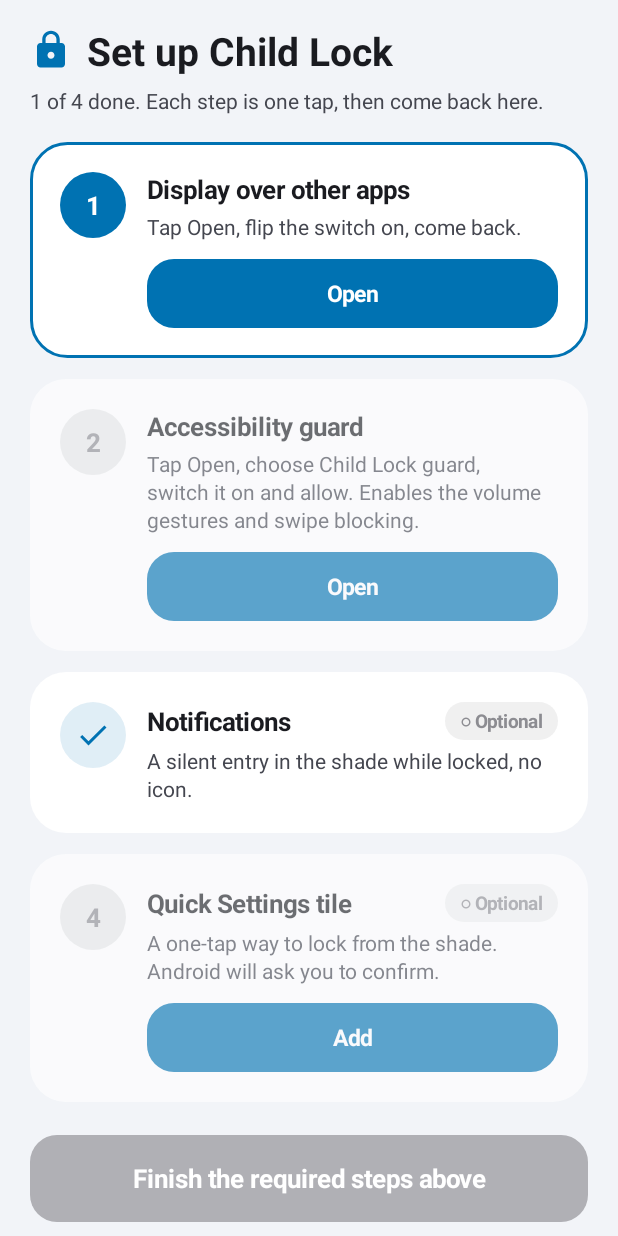
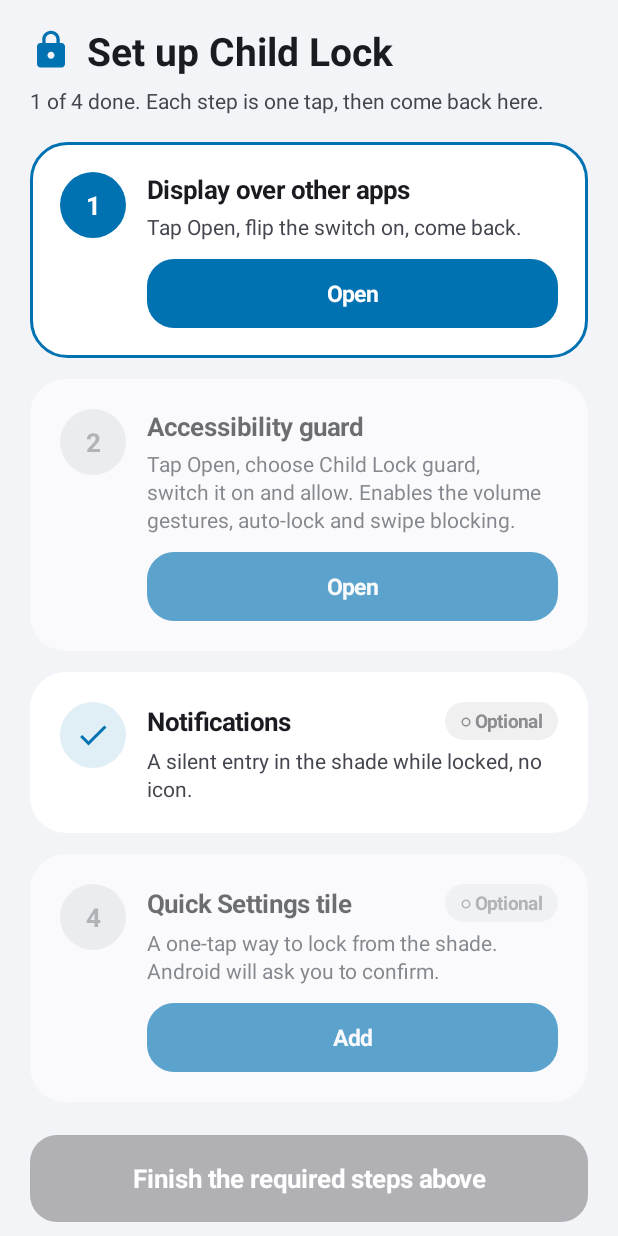
Before and after one commit to gbhall99/Child-lock, an Android app: the screen it shows after launch (SetupActivity), on a phone screen of 412 x 824 dp. Run offline under Robolectric (Android 15) with nearby library versions, the phone set to English and light mode, and no system bars.

Commit message:
Auto-lock on chosen apps; generic wording for videos, games and calls
- Auto-lock: apps picked in a searchable list arm the lock when they
  come to the front, after a countdown (3-60 s, default 15). Switching
  away or pressing the volume pattern cancels; no re-arm for the app
  just unlocked from until it has left the front. Decision logic is a
  pure function in GuardPolicy with tests; the guard now considers every
  foreground package except itself, SystemUI and keyboards, so a home
  screen without a launcher activity still counts.
- Volume pattern during any countdown cancels it; a banner shows the
  countdown.
- All user-facing text no longer assumes a video call.
- 141 tests.

Co-Authored-By: Claude Fable 5.1 <noreply@anthropic.com>
Claude-Session: https://claude.ai/code/session_0188NW8BsZ8joUkLttEvMeU2

```diff
--- a/app/src/main/AndroidManifest.xml
+++ b/app/src/main/AndroidManifest.xml
@@ -38,6 +38,11 @@
             android:exported="false"
             android:label="@string/setup_title" />
 
+        <activity
+            android:name=".ui.AppPickerActivity"
+            android:exported="false"
+            android:label="@string/picker_title" />
+
         <service
             android:name=".lock.LockOverlayService"
             android:exported="false"
--- a/app/src/main/java/com/gbhall/childlock/lock/LockOverlayService.kt
+++ b/app/src/main/java/com/gbhall/childlock/lock/LockOverlayService.kt
@@ -88,7 +88,7 @@ class LockOverlayService : Service() {
         LockController.set(LockState.Arming(lockAt, protectedPackage))
         if (delayMs > 0) {
             val seconds = ((delayMs + 999) / 1000).toInt()
-            toast(getString(R.string.toast_locking_in, seconds))
+            banner.show(getString(R.string.banner_arming, seconds), on = true)
             updateNotification(getString(R.string.notif_locking_in, seconds))
             val r = Runnable { attach(protectedPackage) }
             pendingAttach = r
--- a/app/src/main/java/com/gbhall/childlock/settings/LockSettings.kt
+++ b/app/src/main/java/com/gbhall/childlock/settings/LockSettings.kt
@@ -35,6 +35,9 @@ data class LockSettings(
     val relaunchApp: Boolean = true,
     /** Stop home/back swipes outright while locked (needs the guard and a volume gesture). */
     val blockGestures: Boolean = true,
+    /** Packages that arm the lock automatically when they come to the front (needs the guard). */
+    val autoLockApps: Set<String> = emptySet(),
+    val autoLockDelaySec: Int = 15,
 ) {
     val hasPin: Boolean get() = !pinHash.isNullOrEmpty() && pinLength >= MIN_PIN_LENGTH
 
@@ -45,6 +48,8 @@ data class LockSettings(
         const val MAX_HOLD_MS = 3000L
         const val MIN_ARM_DELAY_SEC = 2
         const val MAX_ARM_DELAY_SEC = 10
+        const val MIN_AUTO_LOCK_DELAY_SEC = 3
+        const val MAX_AUTO_LOCK_DELAY_SEC = 60
     }
 }
 
@@ -71,6 +76,8 @@ class SettingsRepository private constructor(context: Context) {
         blockShade = prefs.getBoolean(KEY_BLOCK_SHADE, true),
         relaunchApp = prefs.getBoolean(KEY_RELAUNCH, true),
         blockGestures = prefs.getBoolean(KEY_BLOCK_GESTURES, true),
+        autoLockApps = prefs.getStringSet(KEY_AUTO_LOCK_APPS, emptySet())?.toSet() ?: emptySet(),
+        autoLockDelaySec = prefs.getInt(KEY_AUTO_LOCK_DELAY, 15).coerceIn(LockSettings.MIN_AUTO_LOCK_DELAY_SEC, LockSettings.MAX_AUTO_LOCK_DELAY_SEC),
     )
 
     fun save(s: LockSettings) {
@@ -89,6 +96,8 @@ class SettingsRepository private constructor(context: Context) {
             .putBoolean(KEY_BLOCK_SHADE, s.blockShade)
             .putBoolean(KEY_RELAUNCH, s.relaunchApp)
             .putBoolean(KEY_BLOCK_GESTURES, s.blockGestures)
+            .putStringSet(KEY_AUTO_LOCK_APPS, s.autoLockApps)
+            .putInt(KEY_AUTO_LOCK_DELAY, s.autoLockDelaySec)
             .apply()
     }
 
@@ -134,6 +143,8 @@ class SettingsRepository private constructor(context: Context) {
         private const val KEY_BLOCK_SHADE = "block_shade"
         private const val KEY_RELAUNCH = "relaunch_app"
         private const val KEY_BLOCK_GESTURES = "block_gestures"
+        private const val KEY_AUTO_LOCK_APPS = "auto_lock_apps"
+        private const val KEY_AUTO_LOCK_DELAY = "auto_lock_delay_sec"
         private const val KEY_TILE_ADDED = "tile_added"
         private const val KEY_SETUP_DISMISSED = "setup_dismissed"
         private const val KEY_OVERLAY_ATTEMPTED = "overlay_attempted"
--- a/app/src/main/java/com/gbhall/childlock/ui/MainActivity.kt
+++ b/app/src/main/java/com/gbhall/childlock/ui/MainActivity.kt
@@ -69,6 +69,9 @@ class MainActivity : Activity() {
     private lateinit var pinSection: View
     private lateinit var pinChip: LinearLayout
 
+    // Auto-lock
+    private lateinit var autoLockApps: TextView
+
     private val stateListener: (LockState) -> Unit = { renderStatus(it) }
 
     override fun onCreate(savedInstanceState: Bundle?) {
@@ -86,6 +89,7 @@ class MainActivity : Activity() {
         }
         refreshPermissions()
         renderStatus(LockController.state)
+        renderAutoLock(repo.load())
     }
 
     override fun onDestroy() {
@@ -108,6 +112,7 @@ class MainActivity : Activity() {
             addView(heroCard(s))
             addView(setupCard())
             addView(gestureCard(s))
+            addView(autoLockCard(s))
             addView(advancedCard(s))
             addView(body(getString(R.string.safety_note), secondary = true, size = 13f).apply {
                 setPadding(dp(6), dp(4), dp(6), 0)
@@ -301,6 +306,30 @@ class MainActivity : Activity() {
         addView(pinSection)
     }
 
+    private fun autoLockCard(s: LockSettings) = card(getString(R.string.section_autolock), R.drawable.ic_layers) {
+        addView(body(getString(R.string.autolock_desc), secondary = true, size = 14f))
+        autoLockApps = body("", size = 15f).apply { setPadding(0, dp(10), 0, dp(4)) }
+        addView(autoLockApps)
+        addView(actionButton(getString(R.string.autolock_choose)) {
+            startActivity(Intent(this@MainActivity, AppPickerActivity::class.java))
+        }, LinearLayout.LayoutParams(ViewGroup.LayoutParams.WRAP_CONTENT, ViewGroup.LayoutParams.WRAP_CONTENT).apply { topMargin = dp(6) })
+        addView(
+            seekRow(
+                getString(R.string.autolock_delay), LockSettings.MIN_AUTO_LOCK_DELAY_SEC, LockSettings.MAX_AUTO_LOCK_DELAY_SEC, s.autoLockDelaySec,
+                format = { "$it s" },
+            ) { sec -> repo.update { it.copy(autoLockDelaySec = sec) } },
+        )
+        addView(body(getString(R.string.autolock_note), secondary = true, size = 13f))
+    }
+
+    private fun renderAutoLock(s: LockSettings) {
+        val pm = packageManager
+        val names = s.autoLockApps.mapNotNull { pkg ->
+            try { pm.getApplicationLabel(pm.getApplicationInfo(pkg, 0)).toString() } catch (e: Exception) { null }
+        }.sorted()
+        autoLockApps.text = if (names.isEmpty()) getString(R.string.autolock_none) else names.joinToString(", ")
+    }
+
     private fun advancedCard(s: LockSettings): LinearLayout {
         val content = vertical {
             visibility = View.GONE
--- a/app/src/main/res/values/strings.xml
+++ b/app/src/main/res/values/strings.xml
@@ -9,7 +9,7 @@
     <string name="channel_lock">Lock status</string>
     <string name="channel_lock_desc">Shown while the touch lock is armed or active.</string>
     <string name="notif_arming">Preparing to lock…</string>
-    <string name="notif_locking_in">Locking in %1$d s. Switch back to the call now.</string>
+    <string name="notif_locking_in">Locking in %1$d s. Get the screen ready to hand over.</string>
     <string name="notif_locked">Touch is locked. %1$s</string>
 
     <string name="toast_locking_in">Child Lock: locking in %1$d s</string>
@@ -17,8 +17,9 @@
     <string name="toast_unlocked">Child Lock off</string>
     <string name="banner_on">🔒  Child Lock ON</string>
     <string name="banner_off">🔓  Child Lock OFF</string>
+    <string name="banner_arming">🔒  Child Lock in %1$d s</string>
     <string name="block_gestures">Block home and back swipes</string>
-    <string name="block_gestures_desc">Stops them outright instead of returning to the call afterwards. Works with the volume gestures; while active, a three-finger triple tap is the touch fallback to unlock.</string>
+    <string name="block_gestures_desc">Stops them outright instead of returning to the app afterwards. Works with the volume gestures; while active, a three-finger triple tap is the touch fallback to unlock.</string>
     <string name="toast_lock_failed">Child Lock could not start. Nothing is locked.</string>
     <string name="toast_no_overlay_permission">Allow “Display over other apps” first</string>
     <string name="toast_need_pin">Set a PIN first, or choose a different unlock gesture</string>
@@ -28,7 +29,7 @@
     <string name="pin_wrong">Wrong PIN</string>
 
     <string name="accessibility_label">Child Lock guard</string>
-    <string name="accessibility_description">Optional hardening for Child Lock. Only active while the touch lock is on: it swallows the back and volume buttons, closes the notification shade if it is pulled down, and returns to the video call if the child leaves it. It also recognises the volume-button pattern that switches the lock on and off. It never reads or stores what is on screen.</string>
+    <string name="accessibility_description">Hardening for Child Lock. While the touch lock is on it swallows the back and volume buttons, blocks swipes, closes the notification shade if it is pulled down, and returns to the app you handed over if the child leaves it. It also recognises the volume-button pattern that switches the lock on and off, and can lock automatically when apps you choose come to the front. It never reads or stores what is on screen.</string>
     <string name="accessibility_summary">Volume-button lock toggle and hardening for Child Lock</string>
 
     <string name="section_setup">Set up</string>
@@ -36,7 +37,7 @@
     <string name="setup_progress">%1$d of %2$d done. Each step is one tap, then come back here.</string>
     <string name="setup_all_done">All set. Hand the phone over whenever you like.</string>
     <string name="setup_overlay_desc">Tap Open, flip the switch on, come back.</string>
-    <string name="setup_guard_desc">Tap Open, choose Child Lock guard, switch it on and allow. Enables the volume gestures and swipe blocking.</string>
+    <string name="setup_guard_desc">Tap Open, choose Child Lock guard, switch it on and allow. Enables the volume gestures, auto-lock and swipe blocking.</string>
     <string name="setup_notifications_desc">A silent entry in the shade while locked, no icon.</string>
     <string name="setup_tile">Quick Settings tile</string>
     <string name="setup_tile_desc">A one-tap way to lock from the shade. Android will ask you to confirm.</string>
@@ -56,7 +57,7 @@
     <string name="state_unlocked">Unlocked</string>
     <string name="state_unlocked_sub">The phone behaves normally.</string>
     <string name="state_arming">Locking…</string>
-    <string name="state_arming_sub">Switch back to the call now.</string>
+    <string name="state_arming_sub">Get the screen ready to hand over.</string>
     <string name="state_locked">Locked</string>
     <string name="state_locked_sub">Touch is frozen. Safe to hand over.</string>
     <string name="how_to_lock">To lock</string>
@@ -72,7 +73,7 @@
     <string name="perm_notifications">Notifications</string>
     <string name="perm_notifications_desc">A silent entry in the shade while locked. No status-bar icon.</string>
     <string name="perm_accessibility">Accessibility guard</string>
-    <string name="perm_accessibility_desc">Needed for the volume gestures and to block swipes, buttons and the notification shade while locked.</string>
+    <string name="perm_accessibility_desc">Needed for the volume gestures, auto-lock, and to block swipes, buttons and the notification shade while locked.</string>
     <string name="restricted_desc">Seeing “App was denied access”? Try the switch once, then open App info, tap ⋮ top right, choose “Allow restricted settings”, and try again.</string>
     <string name="grant">Grant</string>
     <string name="allow">Allow</string>
@@ -117,23 +118,33 @@
 
     <string name="arm_delay">Arm delay</string>
     <string name="keep_screen_on">Keep screen on</string>
-    <string name="keep_screen_on_desc">Stops the screen timing out during the call.</string>
+    <string name="keep_screen_on_desc">Stops the screen timing out while locked.</string>
     <string name="hardening_note">While locked, with the accessibility guard on</string>
     <string name="block_keys">Block back and volume buttons</string>
     <string name="block_keys_desc">Volume still works for the volume gestures.</string>
     <string name="block_shade">Close the notification shade</string>
     <string name="block_shade_desc">Closes it the moment it is pulled down.</string>
-    <string name="relaunch_app">Return to the call</string>
-    <string name="relaunch_app_desc">If the child reaches the home screen, the call app is brought straight back.</string>
+    <string name="relaunch_app">Return to the app</string>
+    <string name="relaunch_app_desc">If the child reaches the home screen, the app you handed over is brought straight back.</string>
 
     <string name="pattern_up_down">up then down</string>
     <string name="pattern_down_up">down then up</string>
     <string name="pattern_twice">%1$s, twice</string>
-    <string name="lock_hint_volume_sequence">While on the call, press volume %1$s. A message confirms “Child Lock on”.</string>
-    <string name="lock_hint_other">Tap the Child Lock tile in Quick Settings, or tap the button below and switch back to the call.</string>
+    <string name="lock_hint_volume_sequence">With the video, call or game on screen, press volume %1$s. A message confirms “Child Lock on”.</string>
+    <string name="lock_hint_other">Tap the Child Lock tile in Quick Settings, or tap the button below and switch back to what you are handing over.</string>
     <string name="hint_volume_sequence">Press volume %1$s again. A message confirms “Child Lock off”.</string>
     <string name="hint_corner_hold">Hold one finger in each chosen corner for the hold duration. A ring fills around the badge; a buzz confirms the unlock.</string>
     <string name="hint_badge_pin">Hold the badge for the hold duration until the keypad appears, then enter your PIN.</string>
     <string name="hint_volume_chord">Hold volume up and volume down together for the hold duration. The corner hold also works.</string>
     <string name="safety_note">The lock is never saved. If anything goes wrong, restart the phone and it starts unlocked. The power button always works. The Quick Settings tile can lock but never unlock, so finding the shade does not help a child.</string>
+
+    <string name="section_autolock">Auto-lock</string>
+    <string name="autolock_desc">Lock by itself when one of these apps comes to the front: a video app, a game, a video call. You get a countdown to get things ready; switching away or pressing the volume pattern cancels it. It will not re-arm right after you unlock until you leave the app and come back.</string>
+    <string name="autolock_choose">Choose apps</string>
+    <string name="autolock_none">No apps chosen yet.</string>
+    <string name="autolock_delay">Lock after</string>
+    <string name="autolock_note">Needs the accessibility guard.</string>
+    <string name="picker_title">Auto-lock apps</string>
+    <string name="picker_desc">Tick the apps that should lock the screen by themselves.</string>
+    <string name="picker_search">Search apps</string>
 </resources>
```
Also changed, not shown: app/src/main/java/com/gbhall/childlock/guard/GuardAccessibilityService.kt (+62 -3 lines), app/src/main/java/com/gbhall/childlock/guard/GuardPolicy.kt (+26 -0 lines), app/src/main/java/com/gbhall/childlock/ui/AppPickerActivity.kt (added, +150 -0 lines), 5 other files.
